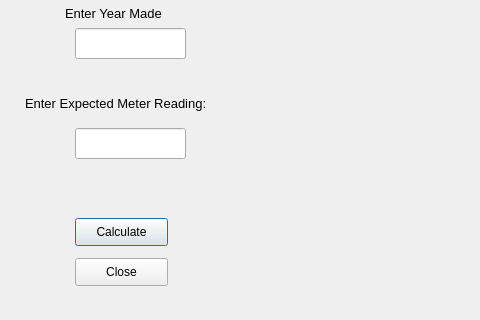
First picture: the form in userInterface/mainPage.ui, repository Usama-Amjad/Bulldozer-Price-Prediction-with-PyQt6, before the edit; both pictures show x 195 to 675 and y 182 to 502 of the 675 by 502 pixel window.
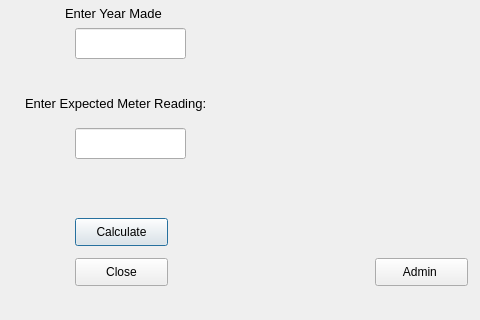
Second picture: the form after the edit.

```diff
--- a/userInterface/mainPage.ui
+++ b/userInterface/mainPage.ui
@@ -143,6 +143,19 @@
     <string>Close</string>
    </property>
   </widget>
+  <widget class="QPushButton" name="adminButton">
+   <property name="geometry">
+    <rect>
+     <x>570</x>
+     <y>440</y>
+     <width>93</width>
+     <height>28</height>
+    </rect>
+   </property>
+   <property name="text">
+    <string>Admin </string>
+   </property>
+  </widget>
  </widget>
  <resources/>
  <connections/>
```
